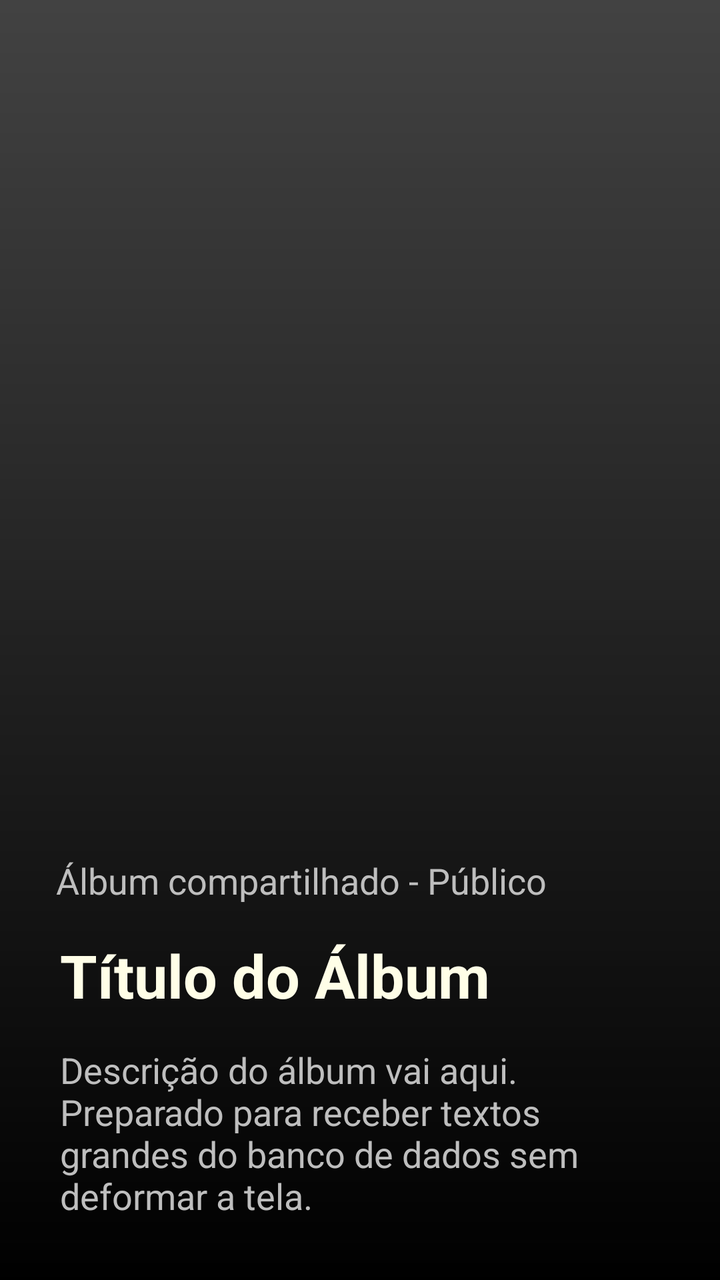
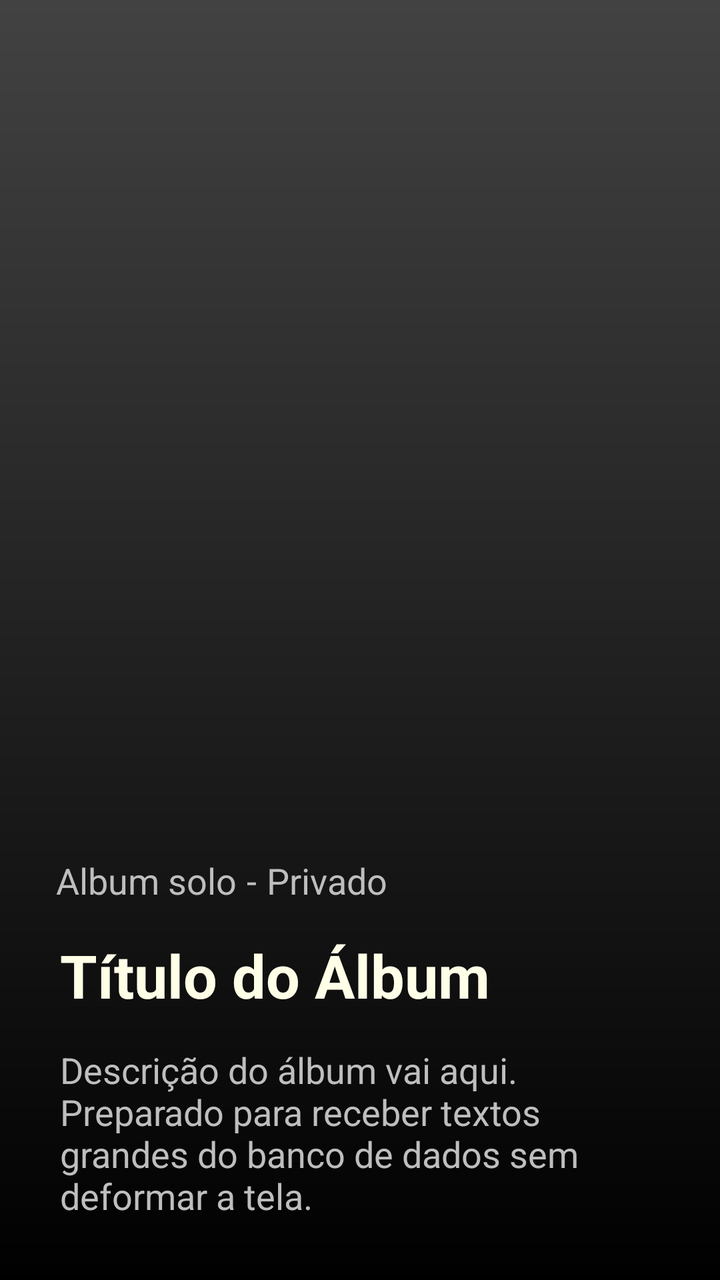

Screens rendered from an Android XML layout before and after an edit, with the pre-edit source and the edit as a unified diff.
<!-- AndroidManifest.xml: application theme Theme.Monaly -->
<!-- res/layout/item_album_carousel.xml -->
<?xml version="1.0" encoding="utf-8"?>
<androidx.constraintlayout.widget.ConstraintLayout xmlns:android="http://schemas.android.com/apk/res/android"
    xmlns:app="http://schemas.android.com/apk/res-auto"
    android:layout_width="match_parent"
    android:layout_height="match_parent">

    <ImageView
        android:id="@+id/imageAlbumCover"
        android:layout_width="0dp"
        android:layout_height="0dp"
        android:scaleType="centerCrop"
        android:src="@color/gray_dark"
        app:layout_constraintBottom_toBottomOf="parent"
        app:layout_constraintEnd_toEndOf="parent"
        app:layout_constraintHorizontal_bias="1.0"
        app:layout_constraintStart_toStartOf="parent"
        app:layout_constraintTop_toTopOf="parent"
        app:layout_constraintVertical_bias="0.0" />

    <View
        android:layout_width="0dp"
        android:layout_height="0dp"
        android:background="@drawable/bg_gradient_black"
        app:layout_constraintBottom_toBottomOf="parent"
        app:layout_constraintEnd_toEndOf="parent"
        app:layout_constraintHorizontal_bias="1.0"
        app:layout_constraintStart_toStartOf="parent"
        app:layout_constraintTop_toTopOf="parent" />

    <TextView
        android:id="@+id/textAlbumTag"
        android:layout_width="wrap_content"
        android:layout_height="wrap_content"
        android:layout_marginStart="28dp"
        android:layout_marginBottom="15dp"
        android:text="Álbum compartilhado - Público"
        android:textColor="@color/gray_medium"
        android:textSize="18sp"
        app:layout_constraintBottom_toTopOf="@+id/textAlbumTitle"
        app:layout_constraintStart_toStartOf="parent" />

    <TextView
        android:id="@+id/textAlbumDescription"
        android:layout_width="0dp"
        android:layout_height="wrap_content"
        android:layout_marginStart="30dp"
        android:layout_marginEnd="30dp"
        android:layout_marginBottom="30dp"
        android:ellipsize="end"
        android:maxLines="4"
        android:text="Descrição do álbum vai aqui. Preparado para receber textos grandes do banco de dados sem deformar a tela."
        android:textColor="@color/gray_medium"
        android:textSize="18sp"
        app:layout_constraintBottom_toBottomOf="parent"
        app:layout_constraintEnd_toEndOf="parent"
        app:layout_constraintStart_toStartOf="parent" />

    <TextView
        android:id="@+id/textAlbumTitle"
        android:layout_width="0dp"
        android:layout_height="wrap_content"
        android:layout_marginStart="30dp"
        android:layout_marginEnd="30dp"
        android:layout_marginBottom="15dp"
        android:text="Título do Álbum"
        android:textColor="@color/bage_neutral"
        android:textSize="30sp"
        android:textStyle="bold"
        app:layout_constraintBottom_toTopOf="@+id/textAlbumDescription"
        app:layout_constraintEnd_toEndOf="parent"
        app:layout_constraintStart_toStartOf="parent" />

</androidx.constraintlayout.widget.ConstraintLayout>
<!-- resources referenced by this layout -->
<resources>
  <color name="bage_neutral">#fffee7</color>
  <color name="gray_dark">#424242</color>
  <color name="gray_medium">#BEBEBE</color>
  <!-- drawable bg_gradient_black (drawable) -->
  <?xml version="1.0" encoding="utf-8"?>
  <shape xmlns:android="http://schemas.android.com/apk/res/android"
  
      android:shape="rectangle">
  
      <gradient
  
          android:angle="90"
          android:startColor="@color/black"
          android:endColor="#00000000"
          android:type="linear"/>
  
  </shape>
  <style name="Theme.Monaly" parent="Base.Theme.Monaly" />
  <color name="black">#000000</color>
  <style name="Base.Theme.Monaly" parent="Theme.Material3.DayNight.NoActionBar">
  
          <item name="android:navigationBarColor">@color/black</item>
  
      </style>
</resources>

<!-- the commit's change to res/layout/item_album_carousel.xml (unified diff, before → after) -->
@@ -1,6 +1,7 @@
 <?xml version="1.0" encoding="utf-8"?>
 <androidx.constraintlayout.widget.ConstraintLayout xmlns:android="http://schemas.android.com/apk/res/android"
     xmlns:app="http://schemas.android.com/apk/res-auto"
+    xmlns:tools="http://schemas.android.com/tools"
     android:layout_width="match_parent"
     android:layout_height="match_parent">
 
@@ -33,7 +34,7 @@
         android:layout_height="wrap_content"
         android:layout_marginStart="28dp"
         android:layout_marginBottom="15dp"
-        android:text="Álbum compartilhado - Público"
+        android:text="@string/create_album_status_solo_shared"
         android:textColor="@color/gray_medium"
         android:textSize="18sp"
         app:layout_constraintBottom_toTopOf="@+id/textAlbumTitle"
@@ -70,4 +71,28 @@
         app:layout_constraintEnd_toEndOf="parent"
         app:layout_constraintStart_toStartOf="parent" />
 
+    <TextView
+        android:id="@+id/textView"
+        android:layout_width="wrap_content"
+        android:layout_height="wrap_content"
+        android:layout_marginStart="5dp"
+        android:text="@string/create_album_space"
+        android:textColor="@color/gray_medium"
+        android:textSize="18sp"
+        app:layout_constraintBottom_toBottomOf="@+id/textAlbumTag"
+        app:layout_constraintStart_toEndOf="@+id/textAlbumTag"
+        app:layout_constraintTop_toTopOf="@+id/textAlbumTag" />
+
+    <TextView
+        android:id="@+id/textView10"
+        android:layout_width="wrap_content"
+        android:layout_height="wrap_content"
+        android:layout_marginStart="5dp"
+        android:text="@string/create_album_status_private_public"
+        android:textSize="18sp"
+        android:textColor="@color/gray_medium"
+        app:layout_constraintBottom_toBottomOf="@+id/textAlbumTag"
+        app:layout_constraintStart_toEndOf="@+id/textView"
+        app:layout_constraintTop_toTopOf="@+id/textAlbumTag" />
+
 </androidx.constraintlayout.widget.ConstraintLayout>
<!-- resource entries referenced after the edit -->
@@ -17,6 +17,9 @@
           android:type="linear"/>
   
   </shape>
+  <string name="create_album_space"> - </string>
+  <string name="create_album_status_private_public">Privado</string>
+  <string name="create_album_status_solo_shared">Album solo</string>
   <style name="Theme.Monaly" parent="Base.Theme.Monaly" />
   <color name="black">#000000</color>
   <style name="Base.Theme.Monaly" parent="Theme.Material3.DayNight.NoActionBar">
